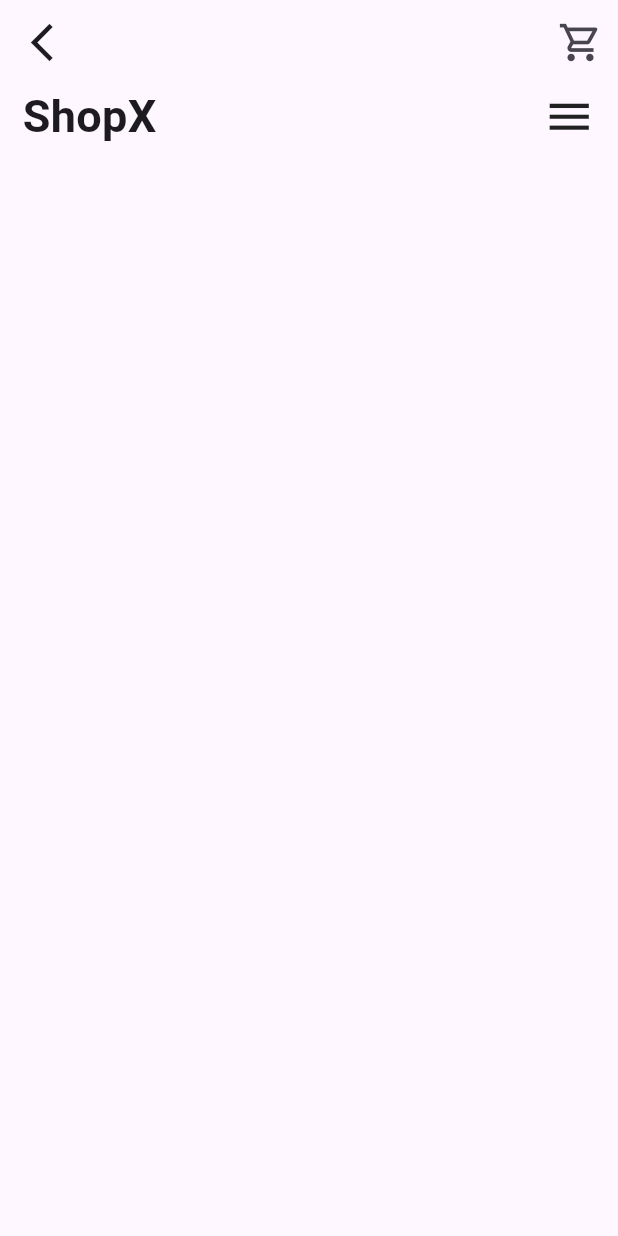
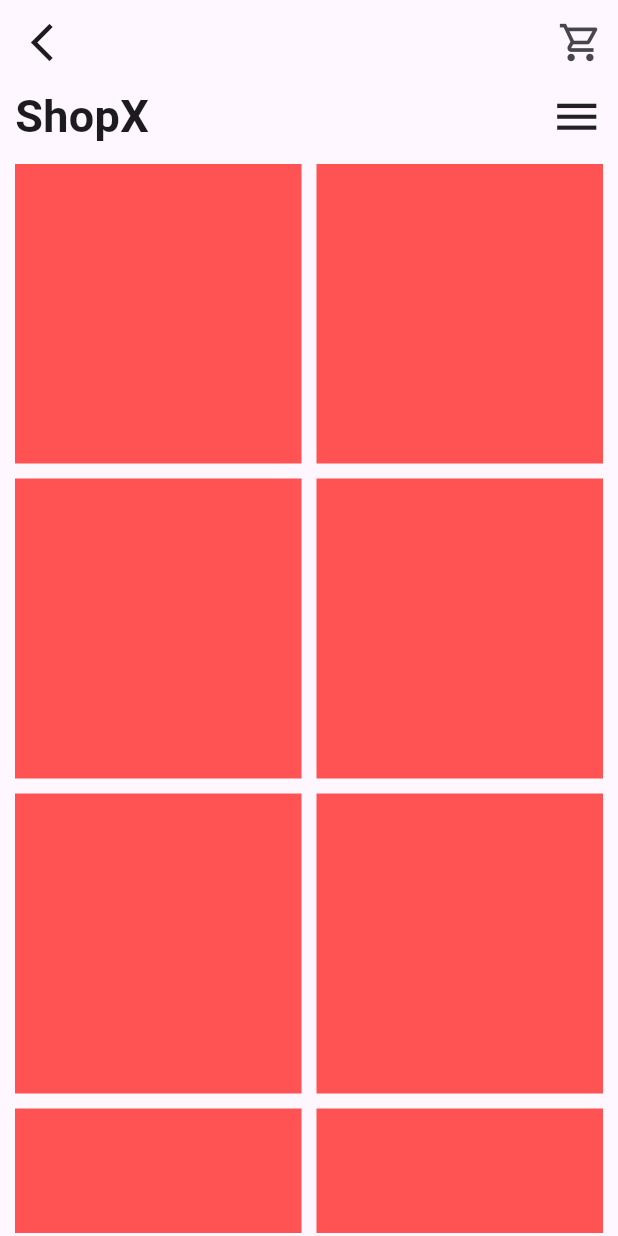
Before and after one commit to bryar1aiq/shopx, a Flutter app: the screen it shows after launch, on a phone screen of 412 x 824 dp. Run offline on Flutter 3.47's test engine with Material 3 defaults, Android fonts, the phone set to English and light mode, and no system bars.

Commit message:
Added a mock staggered grid view using builder.

```diff
--- a/lib/views/home_screen.dart
+++ b/lib/views/home_screen.dart
@@ -24,11 +24,11 @@ class HomeScreen extends StatelessWidget {
           )
         ],
       ),
-      body: Column(
+      body: Padding(
+        padding: const EdgeInsets.only(left: 10, right: 10, bottom: 2),
+        child: Column(
           children: [
-          const Padding(
-            padding: EdgeInsets.symmetric(horizontal: 15),
-            child: Row(
+            const Row(
               mainAxisAlignment: MainAxisAlignment.spaceBetween,
               children: [
                 Text(
@@ -41,19 +41,24 @@ class HomeScreen extends StatelessWidget {
                 ),
               ],
             ),
+            const SizedBox(
+              height: 10,
             ),
             Expanded(
-              child: StaggeredGrid.count(
-                mainAxisSpacing: 5,
-                crossAxisSpacing: 5,
+              child: AlignedGridView.count(
                   crossAxisCount: 2,
-                children: [
-                  Container(
+                  mainAxisSpacing: 10,
+                  crossAxisSpacing: 10,
+                  itemCount: 10,
+                  itemBuilder: (context, index) {
+                    return Container(
                       color: Colors.redAccent,
-                  )
+                      height: 200,
+                    );
+                  }),
+            ),
           ],
-              )),
-        ],
+        ),
       ),
     );
   }
--- a/pubspec.yaml
+++ b/pubspec.yaml
@@ -28,7 +28,6 @@ environment:
 # the latest version available on pub.dev. To see which dependencies have newer
 # versions available, run `flutter pub outdated`.
 dependencies:
-  flutter_staggered_grid_view:
   flutter:
     sdk: flutter
 
@@ -36,6 +35,7 @@ dependencies:
   # The following adds the Cupertino Icons font to your application.
   # Use with the CupertinoIcons class for iOS style icons.
   cupertino_icons: ^1.0.2
+  flutter_staggered_grid_view: ^0.7.0
 
 dev_dependencies:
   flutter_test:
@@ -46,7 +46,7 @@ dev_dependencies:
   # activated in the `analysis_options.yaml` file located at the root of your
   # package. See that file for information about deactivating specific lint
   # rules and activating additional ones.
-  flutter_lints: ^2.0.0
+  flutter_lints: ^3.0.1
 
 # For information on the generic Dart part of this file, see the
 # following page: https://dart.dev/tools/pub/pubspec
```
Also changed, not shown: pubspec.lock. Lines whose indentation alone changed are shown as unchanged.
